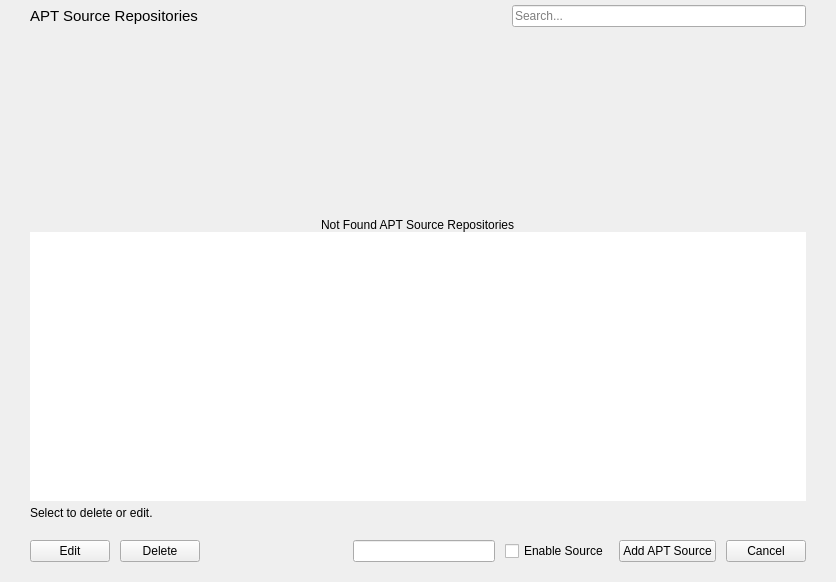
Before: the Qt Designer form stacer/Pages/AptSourceManager/apt_source_manager_page.ui in oguzhaninan/Stacer, drawn with Qt 5.
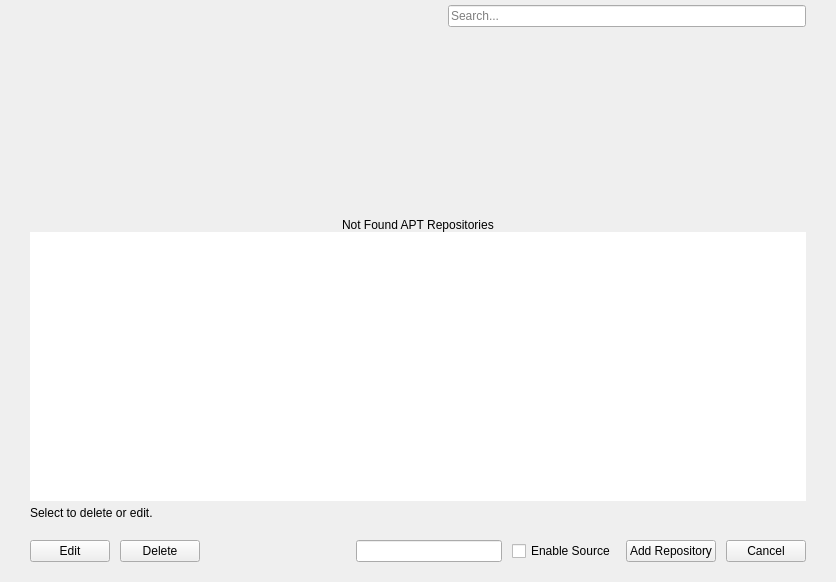
After: the same form once the commit is applied. Icons and pictures are not drawn.

The edit to the form file:
```diff
--- a/stacer/Pages/AptSourceManager/apt_source_manager_page.ui
+++ b/stacer/Pages/AptSourceManager/apt_source_manager_page.ui
@@ -122,7 +122,7 @@
             <item alignment="Qt::AlignHCenter|Qt::AlignBottom">
              <widget class="QLabel" name="lblNotFound">
               <property name="text">
-               <string>Not Found APT Source Repositories</string>
+               <string>Not Found APT Repositories</string>
               </property>
              </widget>
             </item>
@@ -335,7 +335,7 @@
            <string notr="true"/>
           </property>
           <property name="text">
-           <string>Add APT Source</string>
+           <string>Add Repository</string>
           </property>
           <property name="checkable">
            <bool>true</bool>
@@ -409,7 +409,7 @@
          <string notr="true"/>
         </property>
         <property name="text">
-         <string notr="true">APT Source Repositories</string>
+         <string notr="true"/>
         </property>
        </widget>
       </item>
```
Left out of the diff: 12 changed lines with no effect on the pictures.
